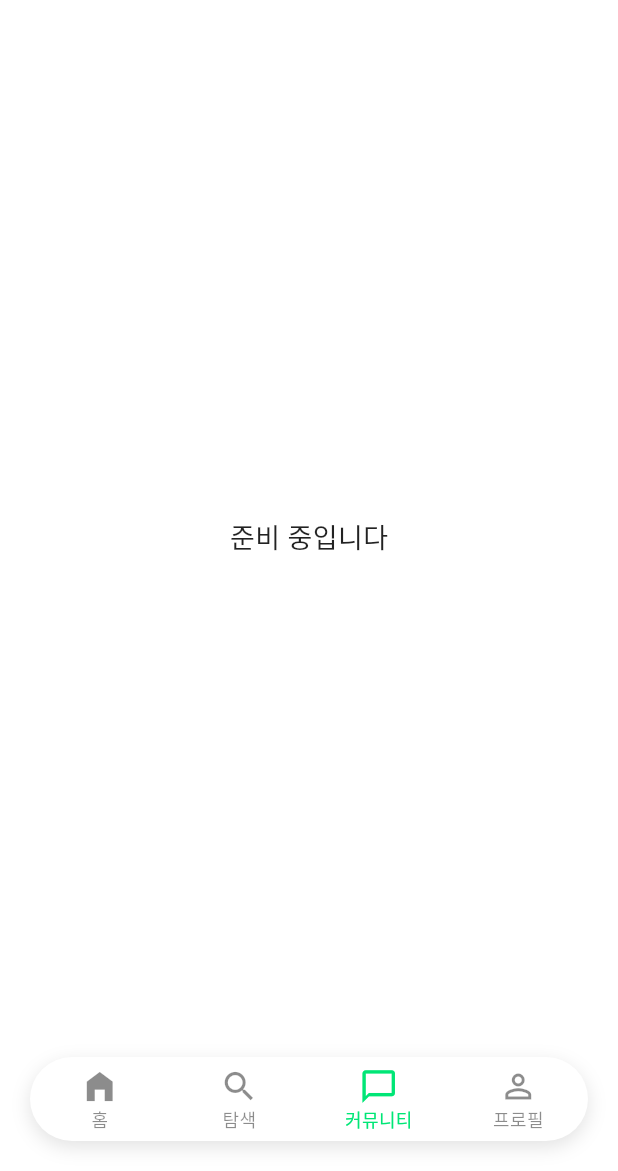
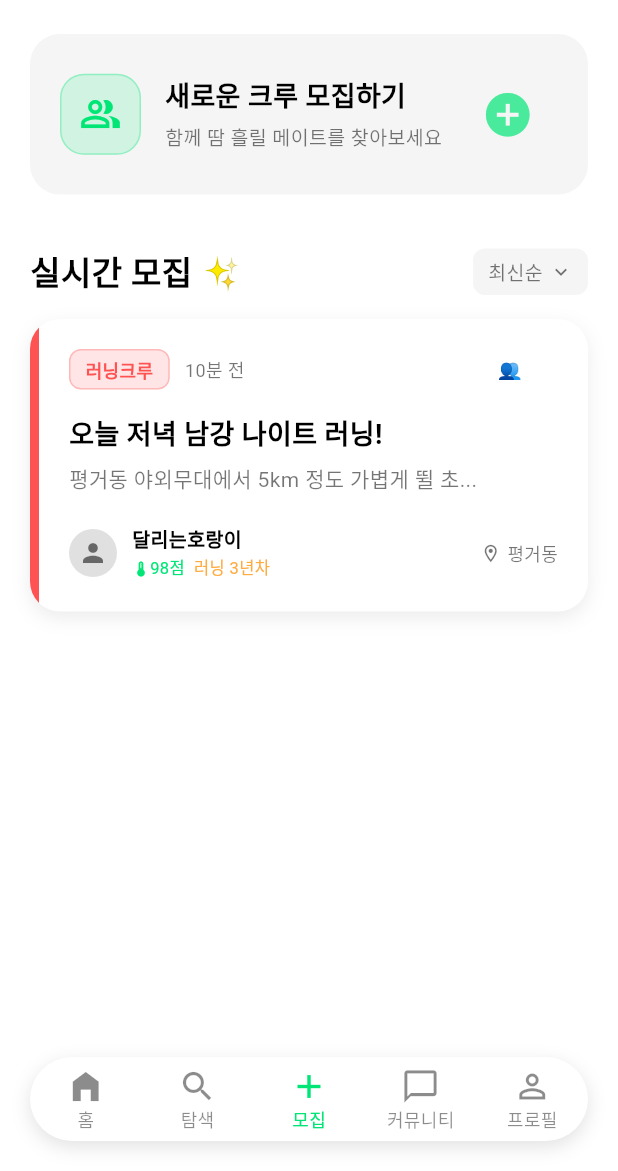
Before and after one commit to OHSEONGKWON/fitple, a Flutter app: the MainHomeScreen screen opened directly, item 3 of the bottom bar chosen, on a phone screen of 412 x 824 dp, the part 65-1236 px from its top. Run offline on Flutter 3.47's test engine with Material 3 defaults, Android fonts, the light colour scheme and no system bars; our stand-ins replace supabase_flutter; accounts and stored records are empty; Roboto replaces fonts that are missing (Pretendard).

Commit message:
modified:   fitple_app/lib/screens/gather_screen.dart 	modified:   fitple_app/lib/screens/main_home_screen.dart

```diff
--- a/fitple_app/lib/screens/gather_screen.dart
+++ b/fitple_app/lib/screens/gather_screen.dart
@@ -0,0 +1,260 @@
+import 'package:flutter/material.dart';
+
+// 💡 1. 정렬 글씨가 바뀌어야 하므로 StatefulWidget으로 변경!
+class GatherScreen extends StatefulWidget {
+  const GatherScreen({super.key});
+
+  @override
+  State<GatherScreen> createState() => _GatherScreenState();
+}
+
+class _GatherScreenState extends State<GatherScreen> {
+  // 💡 2. 현재 선택된 정렬 방식을 기억하는 변수
+  String _currentSort = '최신순';
+
+  @override
+  Widget build(BuildContext context) {
+    final isDarkMode = Theme.of(context).brightness == Brightness.dark;
+    final textColor = isDarkMode ? Colors.white : Colors.black;
+    final subTextColor = isDarkMode ? Colors.white54 : Colors.black54;
+    final cardColor = isDarkMode ? const Color(0xFF1E1E1E) : Colors.grey[100];
+
+    return SingleChildScrollView(
+      child: Padding(
+        padding: const EdgeInsets.symmetric(horizontal: 20.0, vertical: 10.0),
+        child: Column(
+          crossAxisAlignment: CrossAxisAlignment.start,
+          children: [
+            // ==========================================
+            // 1. 새로운 크루 모집하기 배너
+            // ==========================================
+            Container(
+              padding: const EdgeInsets.all(20),
+              decoration: BoxDecoration(
+                color: cardColor,
+                borderRadius: BorderRadius.circular(20),
+              ),
+              child: Row(
+                children: [
+                  // 네온 그린 아이콘 박스
+                  Container(
+                    padding: const EdgeInsets.all(12),
+                    decoration: BoxDecoration(
+                      color: const Color(0xFF00E676).withValues(alpha: 0.15),
+                      borderRadius: BorderRadius.circular(16),
+                      border: Border.all(color: const Color(0xFF00E676).withValues(alpha: 0.3)),
+                    ),
+                    child: const Icon(Icons.people_alt_outlined, color: Color(0xFF00E676), size: 28),
+                  ),
+                  const SizedBox(width: 16),
+                  // 글씨 영역
+                  Expanded(
+                    child: Column(
+                      crossAxisAlignment: CrossAxisAlignment.start,
+                      children: [
+                        Text('새로운 크루 모집하기', style: TextStyle(color: textColor, fontSize: 18, fontWeight: FontWeight.bold)),
+                        const SizedBox(height: 4),
+                        Text('함께 땀 흘릴 메이트를 찾아보세요', style: TextStyle(color: subTextColor, fontSize: 13)),
+                      ],
+                    ),
+                  ),
+                  // 💡 질문자님이 직접 수정하신 오른쪽 + 버튼 (완벽합니다!)
+                  Container(
+                    padding: const EdgeInsets.all(8),
+                    decoration: BoxDecoration(
+                      color: cardColor,
+                      shape: BoxShape.circle,
+                    ),
+                    child: IconButton(
+                      onPressed: () {},
+                      icon: const Icon(Icons.add_circle_outlined),
+                      iconSize: 35,
+                      color: const Color(0xFF00E676).withValues(alpha: 0.7)
+                    )
+                  ),
+                ],
+              ),
+            ),
+            const SizedBox(height: 35),
+
+            // ==========================================
+            // 2. 실시간 모집 헤더 (🔥 끊어졌던 정렬 드롭다운 기능 복구!)
+            // ==========================================
+            Row(
+              mainAxisAlignment: MainAxisAlignment.spaceBetween,
+              children: [
+                Text('실시간 모집 ✨', style: TextStyle(color: textColor, fontSize: 22, fontWeight: FontWeight.bold)),
+
+                // 정렬 드롭다운 메뉴 버튼
+                PopupMenuButton<String>(
+                  color: isDarkMode ? const Color(0xFF2C2C2C) : Colors.white,
+                  shape: RoundedRectangleBorder(borderRadius: BorderRadius.circular(12)),
+                  position: PopupMenuPosition.under,
+
+                  onSelected: (String newValue) {
+                    setState(() {
+                      _currentSort = newValue; // 선택한 항목으로 화면 갱신
+                    });
+                  },
+
+                  itemBuilder: (BuildContext context) {
+                    return ['최신순', '오래된순', '인기순', 'A-Z 순'].map((String choice) {
+                      return PopupMenuItem<String>(
+                        value: choice,
+                        child: Text(
+                          choice,
+                          style: TextStyle(
+                            color: _currentSort == choice ? const Color(0xFF00E676) : textColor,
+                            fontWeight: _currentSort == choice ? FontWeight.bold : FontWeight.normal,
+                          ),
+                        ),
+                      );
+                    }).toList();
+                  },
+
+                  child: Container(
+                    padding: const EdgeInsets.symmetric(horizontal: 10, vertical: 6),
+                    decoration: BoxDecoration(
+                      color: cardColor,
+                      borderRadius: BorderRadius.circular(8),
+                    ),
+                    child: Row(
+                      children: [
+                        Text(_currentSort, style: TextStyle(color: subTextColor, fontSize: 13)),
+                        const SizedBox(width: 4),
+                        Icon(Icons.keyboard_arrow_down, color: subTextColor, size: 16),
+                      ],
+                    ),
+                  ),
+                ),
+              ],
+            ), // 👈 여기서 Row가 완벽하게 닫힙니다!
+            const SizedBox(height: 15),
+
+            // ==========================================
+            // 3. 모집 리스트 카드
+            // ==========================================
+            _buildRecruitmentCard(
+              isDarkMode: isDarkMode,
+              accentColor: Colors.redAccent,
+              category: '러닝크루',
+              timeAgo: '10분 전',
+              statusText: '👥 2/4',
+              statusColor: Colors.white,
+              title: '오늘 저녁 남강 나이트 러닝!',
+              description: '평거동 야외무대에서 5km 정도 가볍게 뛸 초...',
+              userName: '달리는호랑이',
+              userScore: '98점',
+              userBadge: '러닝 3년차',
+              extraInfoIcon: Icons.location_on_outlined,
+              extraInfoText: '평거동',
+            ),
+            const SizedBox(height: 100),
+          ],
+        ),
+      ),
+    );
+  }
+
+  // 💡 [함수] 카드 디자인 공장
+  Widget _buildRecruitmentCard({
+    required bool isDarkMode,
+    required Color accentColor,
+    required String category,
+    required String timeAgo,
+    required String statusText,
+    required Color statusColor,
+    required String title,
+    required String description,
+    required String userName,
+    required String userScore,
+    required String userBadge,
+    required IconData extraInfoIcon,
+    required String extraInfoText,
+  }) {
+    final cardColor = isDarkMode ? const Color(0xFF1E1E1E) : Colors.white;
+    final textColor = isDarkMode ? Colors.white : Colors.black;
+    final subTextColor = isDarkMode ? Colors.white54 : Colors.black54;
+
+    return Container(
+      decoration: BoxDecoration(
+        color: cardColor,
+        borderRadius: BorderRadius.circular(20),
+        boxShadow: [
+          if (!isDarkMode)
+            BoxShadow(color: Colors.grey.withValues(alpha: 0.2), blurRadius: 10, offset: const Offset(0, 4)),
+        ],
+      ),
+      child: ClipRRect(
+        borderRadius: BorderRadius.circular(20),
+        child: Container(
+          decoration: BoxDecoration(
+            border: Border(left: BorderSide(color: accentColor, width: 6)),
+          ),
+          padding: const EdgeInsets.all(20),
+          child: Column(
+            crossAxisAlignment: CrossAxisAlignment.start,
+            children: [
+              Row(
+                children: [
+                  Container(
+                    padding: const EdgeInsets.symmetric(horizontal: 10, vertical: 4),
+                    decoration: BoxDecoration(
+                      color: accentColor.withValues(alpha: 0.15),
+                      borderRadius: BorderRadius.circular(8),
+                      border: Border.all(color: accentColor.withValues(alpha: 0.3)),
+                    ),
+                    child: Text(category, style: TextStyle(color: accentColor, fontSize: 12, fontWeight: FontWeight.bold)),
+                  ),
+                  const SizedBox(width: 10),
+                  Text(timeAgo, style: TextStyle(color: subTextColor, fontSize: 12)),
+                  const Spacer(),
+                  Text(statusText, style: TextStyle(color: statusColor, fontSize: 13, fontWeight: FontWeight.bold)),
+                ],
+              ),
+              const SizedBox(height: 16),
+              Text(title, style: TextStyle(color: textColor, fontSize: 18, fontWeight: FontWeight.bold)),
+              const SizedBox(height: 6),
+              Text(
+                description,
+                style: TextStyle(color: subTextColor, fontSize: 14),
+                maxLines: 1,
+                overflow: TextOverflow.ellipsis,
+              ),
+              const SizedBox(height: 20),
+              Row(
+                children: [
+                  CircleAvatar(
+                    radius: 16,
+                    backgroundColor: isDarkMode ? const Color(0xFF2C2C2C) : Colors.grey[300],
+                    child: Icon(Icons.person, color: subTextColor, size: 20),
+                  ),
+                  const SizedBox(width: 10),
+                  Column(
+                    crossAxisAlignment: CrossAxisAlignment.start,
+                    children: [
+                      Text(userName, style: TextStyle(color: textColor, fontSize: 13, fontWeight: FontWeight.w600)),
+                      const SizedBox(height: 2),
+                      Row(
+                        children: [
+                          const Icon(Icons.thermostat, color: Color(0xFF00E676), size: 12),
+                          Text(userScore, style: TextStyle(color: const Color(0xFF00E676), fontSize: 11)),
+                          const SizedBox(width: 6),
+                          Text(userBadge, style: TextStyle(color: Colors.orangeAccent, fontSize: 11)),
+                        ],
+                      ),
+                    ],
+                  ),
+                  const Spacer(),
+                  Icon(extraInfoIcon, color: subTextColor, size: 14),
+                  const SizedBox(width: 4),
+                  Text(extraInfoText, style: TextStyle(color: subTextColor, fontSize: 12)),
+                ],
+              ),
+            ],
+          ),
+        ),
+      ),
+    );
+  }
+}
--- a/fitple_app/lib/screens/main_home_screen.dart
+++ b/fitple_app/lib/screens/main_home_screen.dart
@@ -1,6 +1,7 @@
 import 'package:flutter/material.dart';
 import 'profile_screen.dart';
 import 'home_screen.dart';
+import 'gather_screen.dart';
 
 class MainHomeScreen extends StatefulWidget {
   const MainHomeScreen({super.key});
@@ -27,6 +28,7 @@ class _MainHomeScreenState extends State<MainHomeScreen> {
           ),
         ),
       ),
+      const GatherScreen(),
       Center(
         child: Text(
           '준비 중입니다',
@@ -132,7 +134,12 @@ class _MainHomeScreenState extends State<MainHomeScreen> {
                   icon: Icon(Icons.home_filled),
                   label: '홈',
                 ),
-                BottomNavigationBarItem(icon: Icon(Icons.search), label: '탐색'),
+                BottomNavigationBarItem(
+                  icon: Icon(Icons.search),
+                  label: '탐색'),
+                BottomNavigationBarItem(
+                  icon: Icon(Icons.add_outlined),
+                  label: '모집'),
                 BottomNavigationBarItem(
                   icon: Icon(Icons.chat_bubble_outline),
                   label: '커뮤니티',
```
